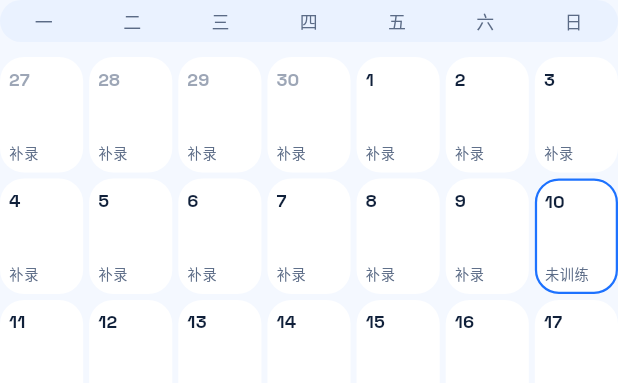
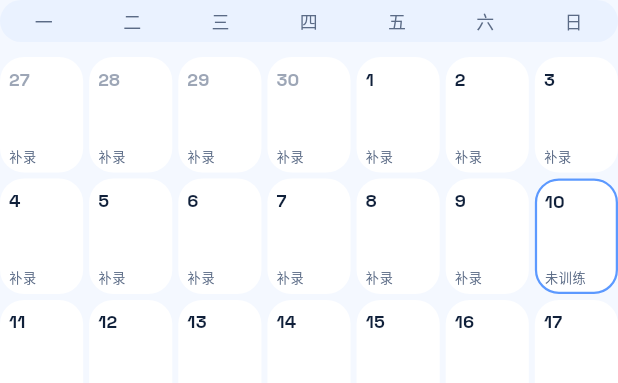
Before and after one commit to wuzhan-hua/FitnessApp, a Flutter app: the CalendarBody widget shown alone on an empty page, opened directly with empty values, on a phone screen of 412 x 824 dp. Shown: the top 383 px of the screen. Run offline on Flutter 3.47's test engine with Material 3 defaults, Android fonts, the phone set to English and light mode, and no system bars; our stand-ins replace fl_chart, flutter_riverpod, image_picker, shared_preferences, supabase_flutter; accounts and stored records are empty; network calls fail; statements that could not run were skipped.

Commit message:
日历格子现在不再按肌群用多种颜色，训练日统一改成低饱和蓝灰描边；肌群文字也回到统一中性色，只保留当天格子的轻微强调。总热量文案也从原来的 157k / 2.8k 改成了中文格式，比如 157 卡、1073 卡、2000 卡。相关修改在 calendar_widgets.dart，测试断言同步更新在 calendar_widgets_test.dart 和 calendar_page_test.dart。

```diff
--- a/lib/presentation/widgets/calendar/calendar_widgets.dart
+++ b/lib/presentation/widgets/calendar/calendar_widgets.dart
@@ -2,6 +2,7 @@ import 'package:flutter/material.dart';
 import 'package:intl/intl.dart';
 
 import '../../../application/state/session_editor_controller.dart';
+import '../../../domain/entities/diet_models.dart';
 import '../../../domain/entities/workout_models.dart';
 import '../../../theme/app_theme.dart';
 import '../../../utils/snackbar_helper.dart';
@@ -65,11 +66,13 @@ class CalendarBody extends StatelessWidget {
     super.key,
     required this.month,
     required this.sessions,
+    required this.dietSummaries,
     required this.onSessionChanged,
   });
 
   final DateTime month;
   final List<WorkoutSession> sessions;
+  final Map<DateTime, DailyDietSummary> dietSummaries;
   final VoidCallback onSessionChanged;
 
   DateTime _day(DateTime date) => DateTime(date.year, date.month, date.day);
@@ -134,6 +137,7 @@ class CalendarBody extends StatelessWidget {
                     ),
                     day: day,
                     session: session,
+                    dietSummary: dietSummaries[_day(day)],
                     inMonth: inCurrentMonth,
                     compact: compact,
                     isToday: today,
@@ -174,6 +178,7 @@ class _CalendarCell extends StatelessWidget {
     super.key,
     required this.day,
     required this.session,
+    required this.dietSummary,
     required this.inMonth,
     required this.compact,
     required this.isToday,
@@ -182,6 +187,7 @@ class _CalendarCell extends StatelessWidget {
 
   final DateTime day;
   final WorkoutSession? session;
+  final DailyDietSummary? dietSummary;
   final bool inMonth;
   final bool compact;
   final bool isToday;
@@ -335,26 +341,54 @@ class _CalendarCell extends StatelessWidget {
     return '训练';
   }
 
+  _CalendarCellTone _trainingTone(AppPalette colors) {
+    return _CalendarCellTone(
+      fill: colors.panel,
+      border: const Color(0xFF8AA4D6),
+      text: colors.textPrimary,
+    );
+  }
+
+  String _formatKcalText(double totalEnergyKCal) {
+    return '${totalEnergyKCal.toStringAsFixed(0)} 卡';
+  }
+
   @override
   Widget build(BuildContext context) {
     final colors = AppColors.of(context);
     final hasSession = session != null;
     final today = _day(DateTime.now());
     final isFutureDay = _day(day).isAfter(today);
+    final trainingLabel = hasSession ? _trainingTypeLabel(session!.title) : null;
+    final tone = hasSession
+        ? _trainingTone(colors)
+        : _CalendarCellTone(
+            fill: colors.panel,
+            border: Colors.transparent,
+            text: colors.textPrimary,
+          );
+    final hasDiet = (dietSummary?.totalEnergyKCal ?? 0) > 0;
+    final kcalText = hasDiet
+        ? _formatKcalText(dietSummary!.totalEnergyKCal)
+        : null;
+    final borderColor = isToday
+        ? colors.accent.withValues(alpha: 0.72)
+        : hasSession
+        ? tone.border
+        : Colors.transparent;
+    final dayTextColor = inMonth
+        ? colors.textPrimary
+        : colors.textMuted.withValues(alpha: 0.6);
 
     return InkWell(
       borderRadius: AppRadius.card,
       onTap: () => _handleTap(context),
       child: Container(
         decoration: BoxDecoration(
-          color: hasSession ? colors.panelAlt : colors.panel,
+          color: colors.panel,
           borderRadius: AppRadius.card,
           border: Border.all(
-            color: isToday
-                ? colors.accent
-                : hasSession
-                ? colors.accent.withValues(alpha: 0.4)
-                : Colors.transparent,
+            color: borderColor,
             width: isToday ? 1.5 : 1,
           ),
         ),
@@ -365,25 +399,44 @@ class _CalendarCell extends StatelessWidget {
             Text(
               '${day.day}',
               style: Theme.of(context).textTheme.titleSmall?.copyWith(
-                color: inMonth
-                    ? colors.textPrimary
-                    : colors.textMuted.withValues(alpha: 0.6),
+                color: dayTextColor,
                 fontWeight: FontWeight.w700,
                 fontSize: compact ? 12 : 14,
               ),
             ),
             const Spacer(),
+            if (kcalText != null)
+              Padding(
+                padding: EdgeInsets.only(bottom: compact ? 1 : 2),
+                child: Text(
+                  kcalText,
+                  maxLines: 1,
+                  overflow: TextOverflow.ellipsis,
+                  style: Theme.of(context).textTheme.bodySmall?.copyWith(
+                    color: colors.textMuted.withValues(
+                      alpha: inMonth ? 0.88 : 0.65,
+                    ),
+                    fontSize: compact ? 7 : 8,
+                    fontWeight: FontWeight.w600,
+                    height: 1,
+                  ),
+                ),
+              ),
             if (hasSession)
               Column(
                 crossAxisAlignment: CrossAxisAlignment.start,
                 children: [
                   Text(
-                    _trainingTypeLabel(session!.title),
+                    trainingLabel!,
                     maxLines: 1,
                     overflow: TextOverflow.ellipsis,
                     style: Theme.of(context).textTheme.bodySmall?.copyWith(
-                      color: colors.textMuted,
-                      fontSize: compact ? 9.5 : null,
+                      color: colors.textPrimary.withValues(
+                        alpha: inMonth ? 0.95 : 0.72,
+                      ),
+                      fontWeight: FontWeight.w600,
+                      fontSize: compact ? 8.8 : 10,
+                      height: 1.05,
                     ),
                   ),
                   Text(
@@ -391,8 +444,11 @@ class _CalendarCell extends StatelessWidget {
                     maxLines: 1,
                     overflow: TextOverflow.ellipsis,
                     style: Theme.of(context).textTheme.bodySmall?.copyWith(
-                      color: colors.textMuted.withValues(alpha: 0.85),
-                      fontSize: compact ? 9.5 : null,
+                      color: colors.textMuted.withValues(
+                        alpha: inMonth ? 0.88 : 0.68,
+                      ),
+                      fontSize: compact ? 8.4 : 9.5,
+                      height: 1.05,
                     ),
                   ),
                 ],
@@ -402,7 +458,8 @@ class _CalendarCell extends StatelessWidget {
                 isToday ? '未训练' : '补录',
                 style: Theme.of(context).textTheme.bodySmall?.copyWith(
                   color: colors.textMuted,
-                  fontSize: compact ? 9.5 : null,
+                  fontSize: compact ? 8.8 : 10,
+                  height: 1.05,
                 ),
               )
             else
@@ -413,3 +470,15 @@ class _CalendarCell extends StatelessWidget {
     );
   }
 }
+
+class _CalendarCellTone {
+  const _CalendarCellTone({
+    required this.fill,
+    required this.border,
+    required this.text,
+  });
+
+  final Color fill;
+  final Color border;
+  final Color text;
+}
```
Also changed, not shown: lib/presentation/pages/calendar_page.dart (+34 -5 lines), 3 other files.
